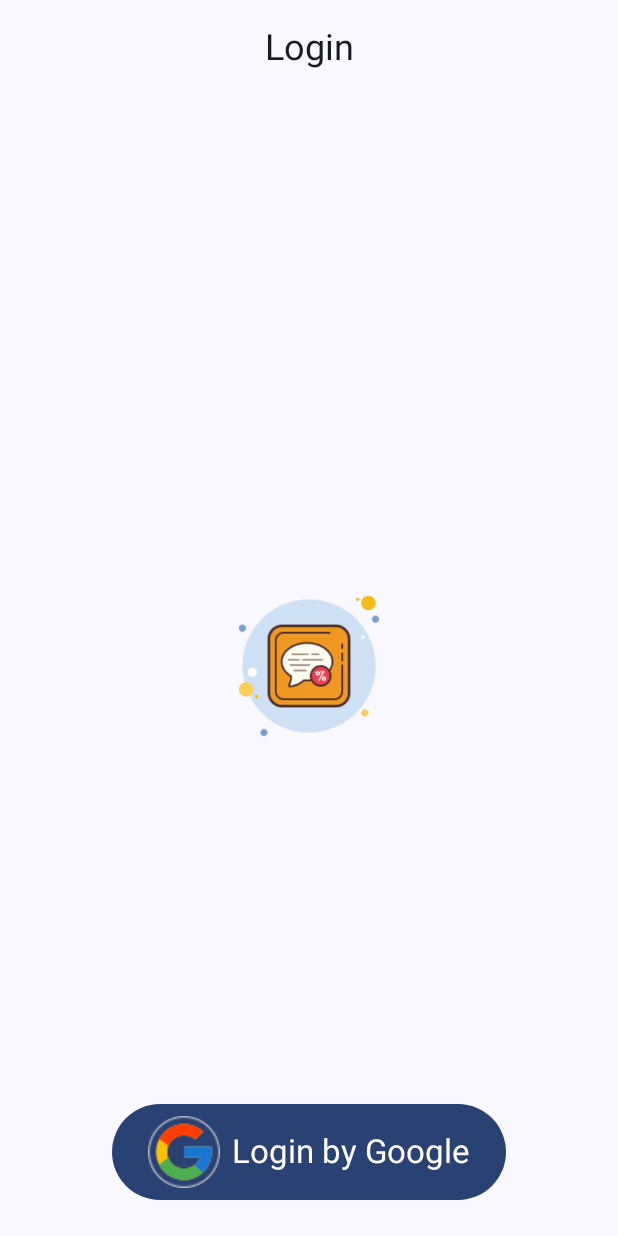
After one commit to ngocbipnguyen/Pixel, an Android app built with Jetpack Compose: the LoginScreen screen opened through its navigation route, on a phone screen of 412 x 824 dp. The commit adds this screen. Run offline under Robolectric (Android 15) with nearby library versions, the phone set to English and light mode, and no system bars; our stand-ins replace Dagger/Hilt's generated code, Firebase (no records; nobody signed in at launch, a user with empty details on screens opened directly), window size class.

Commit message:
login_google

```diff
--- /dev/null
+++ b/app/src/main/java/com/bachnn/pixel/navigation/LoginNavigate.kt
@@ -0,0 +1,24 @@
+package com.bachnn.pixel.navigation
+
+import androidx.navigation.NavController
+import androidx.navigation.NavGraphBuilder
+import androidx.navigation.NavOptionsBuilder
+import androidx.navigation.compose.composable
+import com.bachnn.pixel.screen.LoginScreen
+import kotlinx.serialization.Serializable
+
+@Serializable
+data object LoginRoute
+
+fun NavController.navigateToLogin(navOptions: NavOptionsBuilder.() -> Unit = {}) {
+    navigate(route = LoginRoute) {
+        navOptions()
+    }
+}
+
+
+fun NavGraphBuilder.loginBuild(onClick:() -> Unit) {
+    composable<LoginRoute>{
+        LoginScreen(onClick)
+    }
+}
--- a/app/src/main/java/com/bachnn/pixel/navigation/SplashNavigation.kt
+++ b/app/src/main/java/com/bachnn/pixel/navigation/SplashNavigation.kt
@@ -12,13 +12,13 @@ import kotlinx.serialization.Serializable
 data object SplashRoute
 
 fun NavController.navigateToCollection(navOptions: NavOptionsBuilder.() -> Unit = {}) {
-    navigate(route = CollectionRoute) {
+    navigate(route = SplashRoute) {
         navOptions()
     }
 }
 
 fun NavGraphBuilder.splashBuild(
-    onSplashClick:() -> Unit,
+    onSplashClick:(Boolean) -> Unit,
 ) {
     composable<SplashRoute> {
         SplashScreen(onSplashClick)
--- /dev/null
+++ b/app/src/main/java/com/bachnn/pixel/screen/LoginScreen.kt
@@ -0,0 +1,106 @@
+package com.bachnn.pixel.screen
+
+import android.app.Activity
+import androidx.compose.foundation.Image
+import androidx.compose.foundation.layout.Arrangement
+import androidx.compose.foundation.layout.Box
+import androidx.compose.foundation.layout.Row
+import androidx.compose.foundation.layout.Spacer
+import androidx.compose.foundation.layout.fillMaxSize
+import androidx.compose.foundation.layout.fillMaxWidth
+import androidx.compose.foundation.layout.height
+import androidx.compose.foundation.layout.padding
+import androidx.compose.foundation.layout.width
+import androidx.compose.material3.Button
+import androidx.compose.material3.CenterAlignedTopAppBar
+import androidx.compose.material3.ExperimentalMaterial3Api
+import androidx.compose.material3.MaterialTheme
+import androidx.compose.material3.Scaffold
+import androidx.compose.material3.Text
+import androidx.compose.material3.windowsizeclass.ExperimentalMaterial3WindowSizeClassApi
+import androidx.compose.runtime.Composable
+import androidx.compose.ui.Alignment
+import androidx.compose.ui.Modifier
+import androidx.compose.ui.platform.LocalContext
+import androidx.compose.ui.res.painterResource
+import androidx.compose.ui.res.stringResource
+import androidx.compose.ui.tooling.preview.Preview
+import androidx.compose.ui.unit.DpSize
+import androidx.compose.ui.unit.dp
+import androidx.hilt.navigation.compose.hiltViewModel
+import com.bachnn.pixel.R
+import com.bachnn.pixel.viewmodel.LoginViewModel
+
+
+@OptIn(ExperimentalMaterial3Api::class)
+@Composable
+fun LoginScreen(onClick: () -> Unit, viewModel: LoginViewModel = hiltViewModel()) {
+    Scaffold(topBar = {
+        CenterAlignedTopAppBar(
+            title = {
+                Text(
+                    text = stringResource(id = R.string.login_title),
+                    style = MaterialTheme.typography.headlineSmall
+                )
+            }
+        )
+    }) { paddingValues ->
+        LoginPage(modifier = Modifier.padding(top = paddingValues.calculateTopPadding()), viewModel)
+    }
+}
+
+@Composable
+fun LoginPage(modifier: Modifier, viewModel: LoginViewModel) {
+
+    val context = LocalContext.current
+    val activity = context as? Activity ?: return
+
+    Box(
+        modifier = modifier.fillMaxSize()
+    ) {
+        Image(
+            painter = painterResource(id = R.drawable.icons_message),
+            contentDescription = stringResource(id = R.string.splash_description),
+            modifier = Modifier
+                .width(120.dp)
+                .height(120.dp)
+                .align(alignment = Alignment.Center)
+        )
+
+        Row(
+            modifier = Modifier
+                .fillMaxWidth()
+                .padding(start = 24.dp, bottom = 24.dp, end = 24.dp)
+                .align(alignment = Alignment.BottomCenter),
+            horizontalArrangement = Arrangement.Center,
+            verticalAlignment = Alignment.CenterVertically
+        ) {
+            Button(onClick = {
+                viewModel.loginByGoogle(activity)
+            }) {
+                Image(
+                    painter = painterResource(id = R.drawable.iconsgoogle),
+                    contentDescription = ""
+                )
+
+                Spacer(modifier = Modifier.width(8.dp))
+
+                Text(
+                    stringResource(id = R.string.login_by_google),
+                    style = MaterialTheme.typography.titleLarge
+                )
+            }
+        }
+    }
+
+}
+
+
+@OptIn(ExperimentalMaterial3WindowSizeClassApi::class)
+@Preview(showBackground = true)
+@Composable
+fun LoginScreenPreview() {
+    LoginScreen(onClick = {
+
+    })
+}
--- a/app/src/main/java/com/bachnn/pixel/screen/SplashScreen.kt
+++ b/app/src/main/java/com/bachnn/pixel/screen/SplashScreen.kt
@@ -23,13 +23,14 @@ import com.bachnn.pixel.viewmodel.SplashViewModel
 
 @Composable
 fun SplashScreen(
-    onSplashClick: () -> Unit,
+    onSplashClick: (Boolean) -> Unit,
     viewmodel: SplashViewModel = hiltViewModel()
 ) {
 
     when (viewmodel.splashUiState) {
         is SplashUiState.Success -> {
-            onSplashClick()
+            val isLogin = (viewmodel.splashUiState as SplashUiState.Success).isLogin
+            onSplashClick(isLogin)
         }
 
         else -> {
--- a/app/src/main/java/com/bachnn/pixel/viewmodel/SplashViewModel.kt
+++ b/app/src/main/java/com/bachnn/pixel/viewmodel/SplashViewModel.kt
@@ -5,19 +5,21 @@ import androidx.compose.runtime.mutableStateOf
 import androidx.compose.runtime.setValue
 import androidx.lifecycle.ViewModel
 import androidx.lifecycle.viewModelScope
+import com.google.firebase.auth.FirebaseAuth
 import dagger.hilt.android.lifecycle.HiltViewModel
 import kotlinx.coroutines.delay
 import kotlinx.coroutines.launch
 import javax.inject.Inject
 
 sealed interface SplashUiState {
-    object Success : SplashUiState
+    data class Success(val isLogin: Boolean) : SplashUiState
     object Loading : SplashUiState
 }
 
 @HiltViewModel
 class SplashViewModel @Inject constructor(): ViewModel() {
 
+    private val auth = FirebaseAuth.getInstance()
     var splashUiState: SplashUiState by mutableStateOf(SplashUiState.Loading)
         private set
 
@@ -25,7 +27,8 @@ class SplashViewModel @Inject constructor(): ViewModel() {
         splashUiState = SplashUiState.Loading
         viewModelScope.launch {
             delay(3000)
-            splashUiState = SplashUiState.Success
+            val isLogin = auth.currentUser != null
+            splashUiState = SplashUiState.Success(isLogin)
         }
     }
 
--- a/app/src/main/res/values/strings.xml
+++ b/app/src/main/res/values/strings.xml
@@ -1,4 +1,7 @@
 <resources>
     <string name="app_name">Pixel</string>
     <string name="splash_description">Splash image\n</string>
+    <string name="login_title">Login</string>
+    <string name="login_by_google">Login by Google</string>
+    <string name="default_web_client_id">39746284239-887218nu26gqtj8pd0oh9ol05q9nub8g.apps.googleusercontent.com</string>
 </resources>
--- a/build.gradle.kts
+++ b/build.gradle.kts
@@ -7,4 +7,5 @@ plugins {
     alias(libs.plugins.ksp) apply false
     alias(libs.plugins.android.library) apply false
     alias(libs.plugins.room) apply false
+    alias(libs.plugins.google.gms.google.services) apply false
 }
--- a/feature/collection/src/main/res/values/strings.xml
+++ b/feature/collection/src/main/res/values/strings.xml
@@ -1,4 +1,5 @@
 <?xml version="1.0" encoding="utf-8"?>
 <resources>
     <string name="collection">Collection</string>
+    <string name="login_title">Login</string>
 </resources>
--- /dev/null
+++ b/feature/home/src/main/java/com/bachnn/feature/viewpager/HomeNavigation.kt
@@ -0,0 +1,26 @@
+package com.bachnn.feature.viewpager
+
+import androidx.navigation.NavController
+import androidx.navigation.NavGraphBuilder
+import androidx.navigation.NavOptionsBuilder
+import androidx.navigation.compose.composable
+import com.bachnn.feature.collection.navigation.CollectionRoute
+import com.bachnn.feature.viewpager.screen.HomeScreen
+import kotlinx.serialization.Serializable
+
+@Serializable
+data object HomeRoute
+
+fun NavController.navigateToHome(navOptions: NavOptionsBuilder.() -> Unit = {}){
+    navigate(route = CollectionRoute) {
+        navOptions()
+    }
+}
+
+fun NavGraphBuilder.homeBuild(
+    onClick:() -> Unit,
+) {
+    composable<HomeRoute> {
+        HomeScreen(onClick)
+    }
+}
```
Also changed, not shown: app/build.gradle.kts (+7 -0 lines), app/src/main/java/com/bachnn/pixel/navigation/AppNavHost.kt (+28 -7 lines), app/src/main/java/com/bachnn/pixel/viewmodel/LoginViewModel.kt (added, +95 -0 lines), feature/home/build.gradle.kts (+7 -0 lines), gradle/libs.versions.toml (+12 -0 lines), app/src/main/res/drawable/iconsgoogle.png (added).
